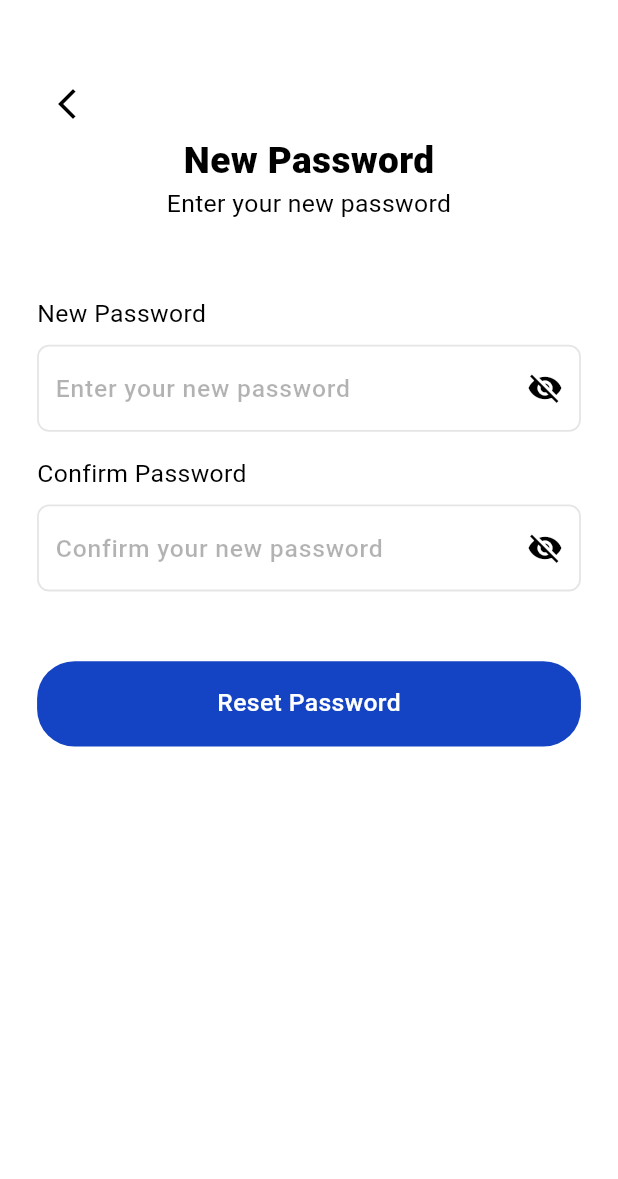
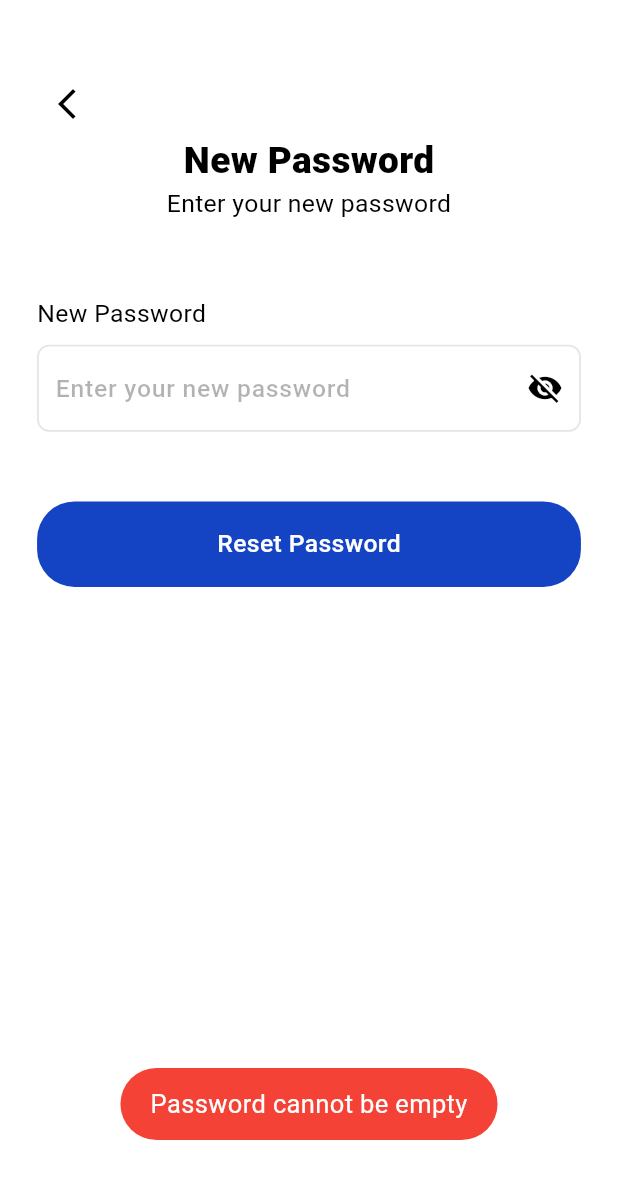
Before and after one commit to Gsent10/froggy_mobile, a Flutter app: the NewPasswordPage screen opened by its route, after a tap on "Reset Password", on a phone screen of 412 x 824 dp. Shown: the top 1179 px of the screen. Run offline on Flutter 3.47's test engine with Material 3 defaults, Android fonts, the phone set to English and light mode, and no system bars; our stand-ins replace bloc, dio, flutter_bloc, fluttertoast, google_fonts, pinput and 1 more; accounts and stored records are empty; Roboto replaces fonts that are missing (Ubuntu).

Commit message:
Update new_password_page.dart

```diff
--- a/lib/features/auth/presentation/pages/new_password_page.dart
+++ b/lib/features/auth/presentation/pages/new_password_page.dart
@@ -1,5 +1,6 @@
 import 'package:flutter/material.dart';
 import 'package:flutter_bloc/flutter_bloc.dart';
+import 'package:fluttertoast/fluttertoast.dart';
 import 'package:froggy_mobile/core/utils/utils.dart';
 import 'package:froggy_mobile/core/widgets/button.dart';
 import 'package:froggy_mobile/core/widgets/form_input.dart';
@@ -16,7 +17,6 @@ class NewPasswordPage extends StatefulWidget {
 
 class _NewPasswordPageState extends State<NewPasswordPage> {
   final passwordController = TextEditingController();
-  final confirmPasswordController = TextEditingController();
 
   @override
   Widget build(BuildContext context) {
@@ -31,6 +31,15 @@ class _NewPasswordPageState extends State<NewPasswordPage> {
           Navigator.of(
             context,
           ).pushNamedAndRemoveUntil('/login', (route) => false);
+        } else if (state.status == AuthStatus.failed) {
+          Fluttertoast.showToast(
+            msg: state.errorMessage ?? 'Request failed. Please try again.',
+            toastLength: Toast.LENGTH_SHORT,
+            gravity: ToastGravity.BOTTOM,
+            textColor: kWhiteColor,
+            fontSize: 17,
+            backgroundColor: Colors.red,
+          );
         }
       },
       child: Scaffold(
@@ -57,22 +66,16 @@ class _NewPasswordPageState extends State<NewPasswordPage> {
                       label: 'Enter your new password',
                       pass: true,
                     ),
-                    FormInput(
-                      textEditingController: confirmPasswordController,
-                      title: 'Confirm Password',
-                      label: 'Confirm your new password',
-                      pass: true,
-                    ),
                     const SizedBox(height: 30),
                     GestureDetector(
                       onTap: () {
                         FocusManager.instance.primaryFocus?.unfocus();
                         context.read<AuthBloc>().add(
-                              ResetPasswordRequested(
-                                passwordController.text,
-                                confirmPasswordController.text,
-                              ),
-                            );
+                          ResetPasswordRequested(
+                            passwordController.text,
+                            passwordController.text,
+                          ),
+                        );
                       },
                       child: const Button(label: 'Reset Password'),
                     ),
```
